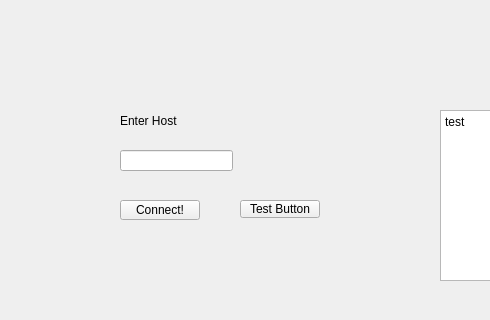
The window that widget.ui (wuz1run/remoteApps) describes before a commit, drawn with Qt 5; both pictures show x 0 to 490 and y 0 to 320 of the 800 by 600 pixel window.
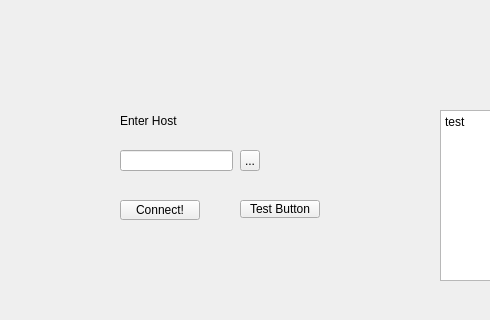
The same window after the commit.

Diff of the .ui file:
```diff
--- a/widget.ui
+++ b/widget.ui
@@ -95,6 +95,19 @@
     <string>Debug</string>
    </property>
   </widget>
+  <widget class="QToolButton" name="OpenSettings">
+   <property name="geometry">
+    <rect>
+     <x>240</x>
+     <y>150</y>
+     <width>20</width>
+     <height>21</height>
+    </rect>
+   </property>
+   <property name="text">
+    <string>...</string>
+   </property>
+  </widget>
  </widget>
  <resources/>
  <connections/>
```
